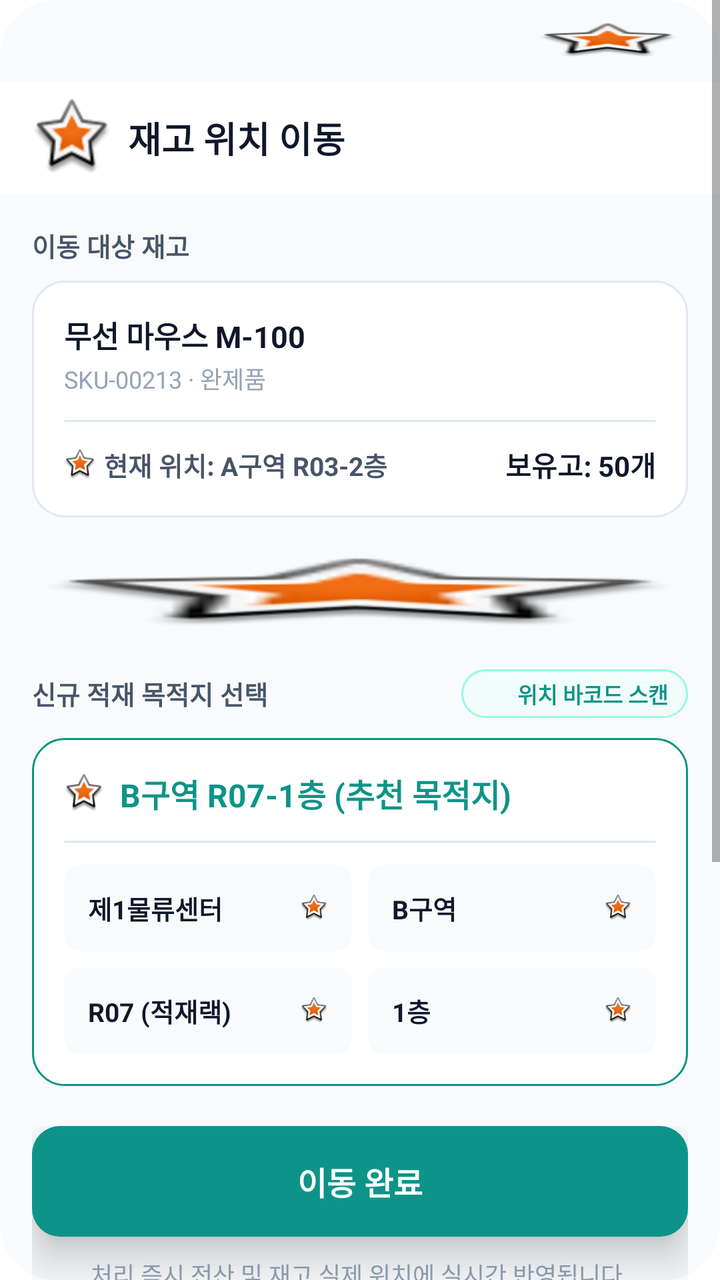
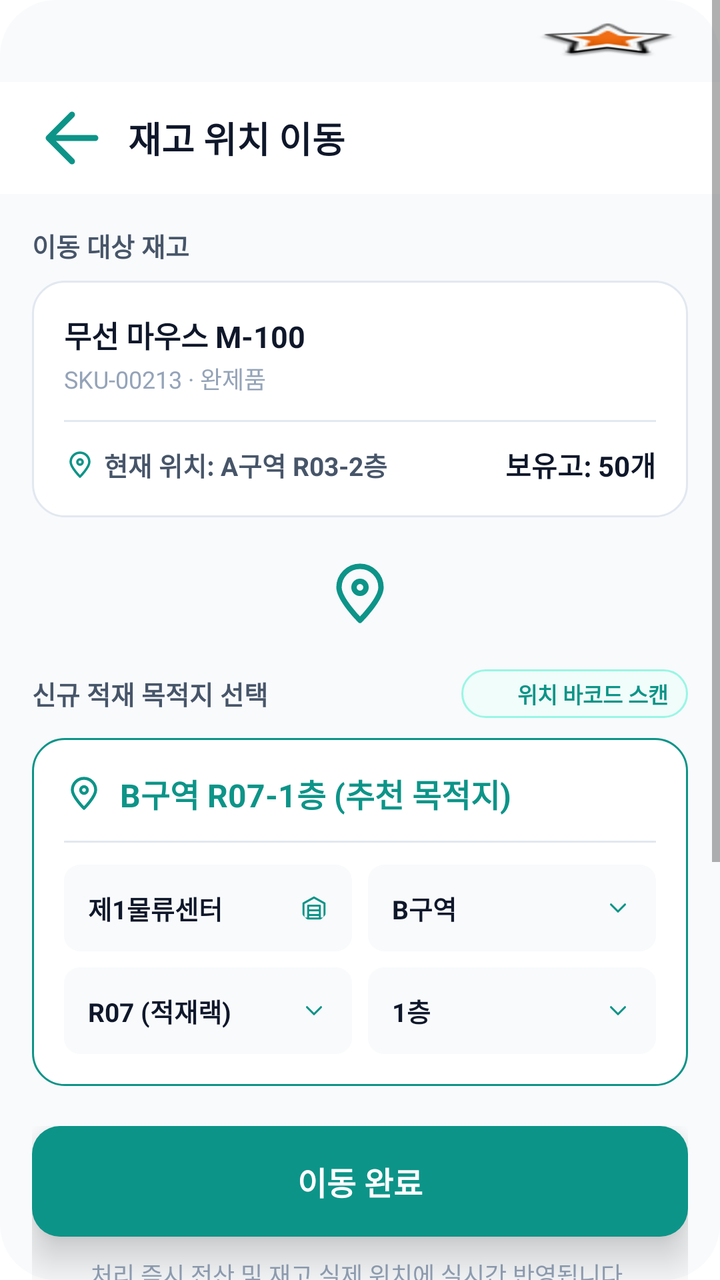

The first picture is an Android layout as it rendered before a commit; the second is the same layout after the commit. The layout source and the unified diff follow.
<!-- AndroidManifest.xml: application theme Theme.MaterialComponents.DayNight.NoActionBar -->
<!-- res/layout/activity_transfer.xml -->
<LinearLayout 
	xmlns:android="http://schemas.android.com/apk/res/android"
	xmlns:tools="http://schemas.android.com/tools"
	xmlns:app="http://schemas.android.com/apk/res-auto"
	android:background="#FFFFFF"
	android:clipChildren="false"
	android:clipToPadding="false"
	android:orientation="vertical"
	android:layout_width="match_parent"
	android:layout_height="match_parent">
	<ScrollView 
		android:clipChildren="false"
		android:clipToPadding="false"
		android:id="@+id/r3ohnak7wiv4"
		android:layout_width="match_parent"
		android:layout_height="wrap_content"
		android:layout_weight="1"
		android:background="@drawable/cr28bf8fafc">
		<LinearLayout
			android:layout_width="match_parent"
			android:layout_height="match_parent"
			android:clipChildren="false"
			android:clipToPadding="false"
			android:orientation="vertical">
			<LinearLayout
				android:id="@+id/rp22wyt79jtr"
				android:layout_width="match_parent"
				android:layout_height="wrap_content"
				android:layout_marginBottom="212dp"
				android:orientation="vertical">
				<LinearLayout
					android:id="@+id/ra5gi6caox8"
					android:layout_width="match_parent"
					android:layout_height="wrap_content"
					android:gravity="center_vertical"
					android:paddingVertical="11dp"
					android:paddingHorizontal="20dp"
					android:orientation="horizontal">
					<TextView
						android:id="@+id/riej4j9mqnq"
						android:textColor="#0F172A"
						android:textSize="14sp"
						android:textStyle="bold"
						android:layout_height="wrap_content"
						android:layout_width="wrap_content"
						android:text=""
					/>
					<View
						android:layout_width="0dp"
						android:layout_height="0dp"
						android:layout_weight="1"
					 />
					<ImageView
						android:id="@+id/ryevfqtfn7dn"
						android:layout_width="72dp"
						android:layout_height="18dp"
						android:src="@android:drawable/star_big_on"
						android:scaleType="fitXY"
					/>
				</LinearLayout>
				<LinearLayout
					android:id="@+id/rfn0adugz0nr"
					android:layout_width="match_parent"
					android:layout_height="wrap_content"
					android:gravity="center_vertical"
					android:background="#FFFFFF"
					android:paddingVertical="8dp"
					android:paddingLeft="16dp"
					android:orientation="horizontal">
					<com.google.android.material.imageview.ShapeableImageView
						android:id="@+id/rf757l1z7cwk"
						app:shapeAppearanceOverlay="@style/cr20"
						android:layout_width="40dp"
						android:layout_height="40dp"
						android:layout_marginEnd="8dp"
						android:src="@android:drawable/star_big_on"
						android:scaleType="fitXY"
					/>
					<TextView
						android:id="@+id/rgp8e96u4qs"
						android:textColor="#0F172A"
						android:textSize="18sp"
						android:textStyle="bold"
						android:layout_height="wrap_content"
						android:layout_width="wrap_content"
						android:text="재고 위치 이동"
					/>
				</LinearLayout>
				<LinearLayout
					android:id="@+id/r2guqw0ohh22"
					android:layout_width="match_parent"
					android:layout_height="wrap_content"
					android:padding="16dp"
					android:orientation="vertical">
					<LinearLayout
						android:id="@+id/r5xybegmwook"
						android:layout_width="match_parent"
						android:layout_height="wrap_content"
						android:layout_marginBottom="20dp"
						android:orientation="vertical">
						<TextView
							android:id="@+id/r5t9hatprei"
							android:textColor="#475569"
							android:textSize="13sp"
							android:textStyle="bold"
							android:layout_marginBottom="8dp"
							android:layout_height="wrap_content"
							android:layout_width="wrap_content"
							android:text="이동 대상 재고"
						/>
						<LinearLayout
							android:id="@+id/reb6aq54vfy4"
							android:layout_width="match_parent"
							android:layout_height="wrap_content"
							android:background="@drawable/se2e8f0sw1cr16bffffff"
							android:padding="16dp"
							android:orientation="vertical">
							<LinearLayout
								android:id="@+id/r66wrb4uonmv"
								android:layout_width="match_parent"
								android:layout_height="wrap_content"
								android:layout_marginBottom="12dp"
								android:orientation="vertical">
								<TextView
									android:id="@+id/ryru1njp5h3g"
									android:textColor="#0F172A"
									android:textSize="15sp"
									android:textStyle="bold"
									android:layout_marginBottom="2dp"
									android:layout_height="wrap_content"
									android:layout_width="wrap_content"
									android:text="무선 마우스 M-100"
								/>
								<TextView
									android:id="@+id/r2er48yiief"
									android:textColor="#94A3B8"
									android:textSize="12sp"
									android:layout_height="wrap_content"
									android:layout_width="wrap_content"
									android:text="SKU-00213 · 완제품"
								/>
							</LinearLayout>
							<LinearLayout
								android:id="@+id/rmzpfjamvsv"
								android:layout_width="match_parent"
								android:layout_height="1dp"
								android:background="#E2E8F0"
								android:layout_marginBottom="11dp"
								android:orientation="vertical">
							</LinearLayout>
							<LinearLayout
								android:id="@+id/ruult33qhs7s"
								android:layout_width="match_parent"
								android:layout_height="wrap_content"
								android:gravity="center_vertical"
								android:orientation="horizontal">
								<LinearLayout
									android:id="@+id/r1trem6wwedg"
									android:layout_width="wrap_content"
									android:layout_height="wrap_content"
									android:gravity="center_vertical"
									android:orientation="horizontal">
									<ImageView
										android:id="@+id/ro46eqkipxtc"
										android:layout_width="16dp"
										android:layout_height="16dp"
										android:layout_marginEnd="4dp"
										android:src="@android:drawable/star_big_on"
										android:scaleType="fitXY"
									/>
									<TextView
										android:id="@+id/rr696f8ly9t"
										android:textColor="#475569"
										android:textSize="13sp"
										android:textStyle="bold"
										android:layout_height="wrap_content"
										android:layout_width="wrap_content"
										android:text="현재 위치: A구역 R03-2층"
									/>
								</LinearLayout>
								<View
									android:layout_width="0dp"
									android:layout_height="0dp"
									android:layout_weight="1"
								 />
								<TextView
									android:id="@+id/rolcdvwg5zbr"
									android:textColor="#0F172A"
									android:textSize="14sp"
									android:textStyle="bold"
									android:layout_height="wrap_content"
									android:layout_width="wrap_content"
									android:text="보유고: 50개"
								/>
							</LinearLayout>
						</LinearLayout>
					</LinearLayout>
					<ImageView
						android:id="@+id/r2nps7iriax2"
						android:layout_width="match_parent"
						android:layout_height="36dp"
						android:layout_marginBottom="20dp"
						android:src="@android:drawable/star_big_on"
						android:scaleType="fitXY"
					/>
					<LinearLayout
						android:id="@+id/ro4eu78nglz"
						android:layout_width="match_parent"
						android:layout_height="wrap_content"
						android:layout_marginBottom="20dp"
						android:orientation="vertical">
						<LinearLayout
							android:id="@+id/re8zx8hber3r"
							android:layout_width="match_parent"
							android:layout_height="wrap_content"
							android:gravity="center_vertical"
							android:layout_marginBottom="10dp"
							android:orientation="horizontal">
							<TextView
								android:id="@+id/rhqk3qjifyi7"
								android:textColor="#475569"
								android:textSize="13sp"
								android:textStyle="bold"
								android:layout_height="wrap_content"
								android:layout_width="wrap_content"
								android:text="신규 적재 목적지 선택"
							/>
							<View
								android:layout_width="0dp"
								android:layout_height="0dp"
								android:layout_weight="1"
							 />
							<LinearLayout
								android:id="@+id/rtd8ncuwanvs"
								android:layout_width="wrap_content"
								android:layout_height="wrap_content"
								android:gravity="center_vertical"
								android:background="@drawable/s99f6e4sw1cr100bf0fdfa"
								android:paddingVertical="4dp"
								android:paddingHorizontal="10dp"
								android:orientation="horizontal">
								<com.google.android.material.imageview.ShapeableImageView
									android:id="@+id/re2pz8xawj9t"
									app:shapeAppearanceOverlay="@style/cr100"
									android:layout_width="14dp"
									android:layout_height="14dp"
									android:layout_marginEnd="4dp"
									android:src="@android:drawable/star_big_on"
									android:scaleType="fitXY"
								/>
								<TextView
									android:id="@+id/r4595ausstpv"
									android:textColor="#0D9488"
									android:textSize="11sp"
									android:textStyle="bold"
									android:layout_height="wrap_content"
									android:layout_width="wrap_content"
									android:text="위치 바코드 스캔"
								/>
							</LinearLayout>
						</LinearLayout>
						<LinearLayout
							android:id="@+id/r97musyrd91k"
							android:layout_width="match_parent"
							android:layout_height="wrap_content"
							android:background="@drawable/s0d9488sw1cr16bffffff"
							android:padding="16dp"
							android:orientation="vertical">
							<LinearLayout
								android:id="@+id/rwda32hh26h"
								android:layout_width="match_parent"
								android:layout_height="wrap_content"
								android:gravity="center_vertical"
								android:layout_marginBottom="12dp"
								android:orientation="horizontal">
								<ImageView
									android:id="@+id/rv2m67iutx2"
									android:layout_width="20dp"
									android:layout_height="20dp"
									android:layout_marginEnd="8dp"
									android:src="@android:drawable/star_big_on"
									android:scaleType="fitXY"
								/>
								<TextView
									android:id="@+id/rkqe1yalbvh"
									android:textColor="#0D9488"
									android:textSize="16sp"
									android:textStyle="bold"
									android:layout_height="wrap_content"
									android:layout_width="wrap_content"
									android:text="B구역 R07-1층 (추천 목적지)"
								/>
							</LinearLayout>
							<LinearLayout
								android:id="@+id/r9i767me0m4q"
								android:layout_width="match_parent"
								android:layout_height="1dp"
								android:background="#E2E8F0"
								android:layout_marginBottom="11dp"
								android:orientation="vertical">
							</LinearLayout>
							<LinearLayout
								android:id="@+id/rf3j3n2cstqg"
								android:layout_width="match_parent"
								android:layout_height="wrap_content"
								android:orientation="vertical">
								<LinearLayout
									android:id="@+id/rg9zlmljt1w9"
									android:layout_width="match_parent"
									android:layout_height="wrap_content"
									android:gravity="center_vertical"
									android:layout_marginBottom="8dp"
									android:orientation="horizontal">
									<LinearLayout
										android:id="@+id/rw6isfw72vt"
										android:layout_width="0dp"
										android:layout_height="wrap_content"
										android:layout_weight="1"
										android:gravity="center_vertical"
										android:background="@drawable/cr8bf8fafc"
										android:padding="12dp"
										android:layout_marginEnd="8dp"
										android:orientation="horizontal">
										<TextView
											android:id="@+id/r4pmca5blzyx"
											android:textColor="#0F172A"
											android:textSize="13sp"
											android:textStyle="bold"
											android:layout_height="wrap_content"
											android:layout_width="wrap_content"
											android:text="제1물류센터"
										/>
										<View
											android:layout_width="0dp"
											android:layout_height="0dp"
											android:layout_weight="1"
										 />
										<com.google.android.material.imageview.ShapeableImageView
											android:id="@+id/rqmuq2s4oc4"
											app:shapeAppearanceOverlay="@style/cr8"
											android:layout_width="14dp"
											android:layout_height="14dp"
											android:src="@android:drawable/star_big_on"
											android:scaleType="fitXY"
										/>
									</LinearLayout>
									<LinearLayout
										android:id="@+id/rpx0bu1mfhtn"
										android:layout_width="0dp"
										android:layout_height="wrap_content"
										android:layout_weight="1"
										android:gravity="center_vertical"
										android:background="@drawable/cr8bf8fafc"
										android:padding="12dp"
										android:orientation="horizontal">
										<TextView
											android:id="@+id/ryhxv61kkw0d"
											android:textColor="#0F172A"
											android:textSize="13sp"
											android:textStyle="bold"
											android:layout_height="wrap_content"
											android:layout_width="wrap_content"
											android:text="B구역"
										/>
										<View
											android:layout_width="0dp"
											android:layout_height="0dp"
											android:layout_weight="1"
										 />
										<com.google.android.material.imageview.ShapeableImageView
											android:id="@+id/rub4inea75tj"
											app:shapeAppearanceOverlay="@style/cr8"
											android:layout_width="14dp"
											android:layout_height="14dp"
											android:src="@android:drawable/star_big_on"
											android:scaleType="fitXY"
										/>
									</LinearLayout>
								</LinearLayout>
								<LinearLayout
									android:id="@+id/rjppwycszesq"
									android:layout_width="match_parent"
									android:layout_height="wrap_content"
									android:gravity="center_vertical"
									android:orientation="horizontal">
									<LinearLayout
										android:id="@+id/rdfwk2hqzv8d"
										android:layout_width="0dp"
										android:layout_height="wrap_content"
										android:layout_weight="1"
										android:gravity="center_vertical"
										android:background="@drawable/cr8bf8fafc"
										android:padding="12dp"
										android:layout_marginEnd="8dp"
										android:orientation="horizontal">
										<TextView
											android:id="@+id/r0mvfcpk2ick"
											android:textColor="#0F172A"
											android:textSize="13sp"
											android:textStyle="bold"
											android:layout_height="wrap_content"
											android:layout_width="wrap_content"
											android:text="R07 (적재랙)"
										/>
										<View
											android:layout_width="0dp"
											android:layout_height="0dp"
											android:layout_weight="1"
										 />
										<com.google.android.material.imageview.ShapeableImageView
											android:id="@+id/rk5wemuswrz"
											app:shapeAppearanceOverlay="@style/cr8"
											android:layout_width="14dp"
											android:layout_height="14dp"
											android:src="@android:drawable/star_big_on"
											android:scaleType="fitXY"
										/>
									</LinearLayout>
									<LinearLayout
										android:id="@+id/rsb02yfu7so"
										android:layout_width="0dp"
										android:layout_height="wrap_content"
										android:layout_weight="1"
										android:gravity="center_vertical"
										android:background="@drawable/cr8bf8fafc"
										android:padding="12dp"
										android:orientation="horizontal">
										<TextView
											android:id="@+id/r69xqcawulj6"
											android:textColor="#0F172A"
											android:textSize="13sp"
											android:textStyle="bold"
											android:layout_height="wrap_content"
											android:layout_width="wrap_content"
											android:text="1층"
										/>
										<View
											android:layout_width="0dp"
											android:layout_height="0dp"
											android:layout_weight="1"
										 />
										<com.google.android.material.imageview.ShapeableImageView
											android:id="@+id/r9goapcwcgtt"
											app:shapeAppearanceOverlay="@style/cr8"
											android:layout_width="14dp"
											android:layout_height="14dp"
											android:src="@android:drawable/star_big_on"
											android:scaleType="fitXY"
										/>
									</LinearLayout>
								</LinearLayout>
							</LinearLayout>
						</LinearLayout>
					</LinearLayout>
					<LinearLayout
						android:id="@+id/r1dex3yy22tki"
						android:layout_width="match_parent"
						android:layout_height="wrap_content"
						android:gravity="center_horizontal"
						android:orientation="vertical">
						<LinearLayout
							android:id="@+id/rzlwjjeiinlf"
							android:layout_width="match_parent"
							android:layout_height="wrap_content"
							android:gravity="center_horizontal"
							android:background="@drawable/cr14b0d9488"
							android:paddingVertical="16dp"
							android:layout_marginBottom="10dp"
							android:elevation="12dp"
							android:clickable="true"
							android:focusable="true"
							android:orientation="vertical">
							<TextView
								android:id="@+id/radni4kekmon"
								android:textColor="#FFFFFF"
								android:textSize="16sp"
								android:textStyle="bold"
								android:layout_height="wrap_content"
								android:layout_width="wrap_content"
								android:text="이동 완료"
							/>
						</LinearLayout>
						<TextView
							android:id="@+id/r2ab6n7cm7f"
							android:textColor="#94A3B8"
							android:textSize="12sp"
							android:layout_height="wrap_content"
							android:layout_width="wrap_content"
							android:text="처리 즉시 전산 및 재고 실제 위치에 실시간 반영됩니다."
						/>
					</LinearLayout>
				</LinearLayout>
			</LinearLayout>
			<RelativeLayout
				android:id="@+id/raokik4oz5jw"
				android:layout_width="match_parent"
				android:layout_height="wrap_content"
				android:clipChildren="false"
				android:clipToPadding="false"
				>
				<LinearLayout
					android:layout_width="match_parent"
					android:layout_height="wrap_content"
					android:clipChildren="false"
					android:clipToPadding="false"
					android:orientation="vertical">
					<LinearLayout
						android:id="@+id/rugmxulqntc"
						android:layout_width="match_parent"
						android:layout_height="wrap_content"
						android:background="#FFFFFF"
						android:paddingHorizontal="12dp"
						android:orientation="horizontal">
						<ImageView
							android:id="@+id/rnvsyv3rx45j"
							android:layout_width="0dp"
							android:layout_height="52dp"
							android:layout_weight="1"
							android:layout_marginVertical="12dp"
							android:layout_marginEnd="44dp"
							android:src="@android:drawable/star_big_on"
							android:scaleType="fitXY"
						/>
						<LinearLayout
							android:id="@+id/rdch5ka4s5sm"
							android:layout_width="0dp"
							android:layout_height="wrap_content"
							android:layout_weight="1"
							android:gravity="center_horizontal"
							android:paddingVertical="6dp"
							android:layout_marginTop="12dp"
							android:layout_marginEnd="11dp"
							android:orientation="vertical">
							<ImageView
								android:id="@+id/r6l0beuxvtey"
								android:layout_width="22dp"
								android:layout_height="22dp"
								android:layout_marginBottom="4dp"
								android:src="@android:drawable/star_big_on"
								android:scaleType="fitXY"
							/>
							<TextView
								android:id="@+id/rdywzxxq4pjt"
								android:textColor="#0D9488"
								android:textSize="11sp"
								android:textStyle="bold"
								android:layout_height="wrap_content"
								android:layout_width="wrap_content"
								android:text="재고"
							/>
						</LinearLayout>
						<TextView
							android:id="@+id/rgu92wvhmd6n"
							android:textColor="#0D9488"
							android:textSize="11sp"
							android:textStyle="bold"
							android:layout_marginTop="40dp"
							android:layout_marginEnd="13dp"
							android:layout_height="wrap_content"
							android:layout_width="wrap_content"
							android:text="스캔"
						/>
						<LinearLayout
							android:id="@+id/ra9hy0d7k3c"
							android:layout_width="0dp"
							android:layout_height="wrap_content"
							android:layout_weight="1"
							android:gravity="center_horizontal"
							android:paddingVertical="6dp"
							android:layout_marginTop="12dp"
							android:layout_marginEnd="44dp"
							android:orientation="vertical">
							<ImageView
								android:id="@+id/r5jxxhau3rdn"
								android:layout_width="22dp"
								android:layout_height="22dp"
								android:layout_marginBottom="4dp"
								android:src="@android:drawable/star_big_on"
								android:scaleType="fitXY"
							/>
							<TextView
								android:id="@+id/rrgrnug7wk2a"
								android:textColor="#475569"
								android:textSize="11sp"
								android:layout_height="wrap_content"
								android:layout_width="wrap_content"
								android:text="작업"
							/>
						</LinearLayout>
						<LinearLayout
							android:id="@+id/rcvmn8zbd1hg"
							android:layout_width="0dp"
							android:layout_height="wrap_content"
							android:layout_weight="1"
							android:gravity="center_horizontal"
							android:paddingVertical="6dp"
							android:layout_marginTop="12dp"
							android:orientation="vertical">
							<ImageView
								android:id="@+id/r8hm31vxe5vf"
								android:layout_width="22dp"
								android:layout_height="22dp"
								android:layout_marginBottom="4dp"
								android:src="@android:drawable/star_big_on"
								android:scaleType="fitXY"
							/>
							<TextView
								android:id="@+id/r5uzpvhdv08e"
								android:textColor="#475569"
								android:textSize="11sp"
								android:layout_height="wrap_content"
								android:layout_width="wrap_content"
								android:text="더보기"
							/>
						</LinearLayout>
					</LinearLayout>
				</LinearLayout>
				<LinearLayout
					android:id="@+id/r8man9he0i68"
					android:layout_marginTop="-17dp"
					android:layout_width="wrap_content"
					android:layout_height="wrap_content"
					android:layout_centerHorizontal="true"
					android:gravity="center_horizontal"
					android:clipChildren="false"
					android:clipToPadding="false"
					android:orientation="vertical">
					<com.google.android.material.imageview.ShapeableImageView
						android:id="@+id/rqf9sozej26"
						app:shapeAppearanceOverlay="@style/cr29"
						android:layout_width="58dp"
						android:layout_height="58dp"
						android:src="@android:drawable/star_big_on"
						android:scaleType="fitXY"
					/>
				</LinearLayout>
			</RelativeLayout>
		</LinearLayout>
	</ScrollView>
</LinearLayout>
<!-- resources referenced by this layout -->
<resources>
  <!-- unchanged entries left out for length: 10 -->
</resources>

<!-- the commit's change to res/layout/activity_transfer.xml (unified diff, before → after) -->
@@ -73,8 +73,8 @@
 						android:layout_width="40dp"
 						android:layout_height="40dp"
 						android:layout_marginEnd="8dp"
-						android:src="@android:drawable/star_big_on"
-						android:scaleType="fitXY"
+						android:src="@drawable/ic_inven_back"
+						android:scaleType="fitCenter"
 					/>
 					<TextView
 						android:id="@+id/rgp8e96u4qs"
@@ -165,8 +165,8 @@
 										android:layout_width="16dp"
 										android:layout_height="16dp"
 										android:layout_marginEnd="4dp"
-										android:src="@android:drawable/star_big_on"
-										android:scaleType="fitXY"
+										android:src="@drawable/ic_inven_pin"
+										android:scaleType="fitCenter"
 									/>
 									<TextView
 										android:id="@+id/rr696f8ly9t"
@@ -200,8 +200,8 @@
 						android:layout_width="match_parent"
 						android:layout_height="36dp"
 						android:layout_marginBottom="20dp"
-						android:src="@android:drawable/star_big_on"
-						android:scaleType="fitXY"
+						android:src="@drawable/ic_inven_pin"
+						android:scaleType="fitCenter"
 					/>
 					<LinearLayout
 						android:id="@+id/ro4eu78nglz"
@@ -245,8 +245,8 @@
 									android:layout_width="14dp"
 									android:layout_height="14dp"
 									android:layout_marginEnd="4dp"
-									android:src="@android:drawable/star_big_on"
-									android:scaleType="fitXY"
+									android:src="@drawable/ic_inven_barcode"
+									android:scaleType="fitCenter"
 								/>
 								<TextView
 									android:id="@+id/r4595ausstpv"
@@ -278,8 +278,8 @@
 									android:layout_width="20dp"
 									android:layout_height="20dp"
 									android:layout_marginEnd="8dp"
-									android:src="@android:drawable/star_big_on"
-									android:scaleType="fitXY"
+									android:src="@drawable/ic_inven_pin"
+									android:scaleType="fitCenter"
 								/>
 								<TextView
 									android:id="@+id/rkqe1yalbvh"
@@ -340,8 +340,8 @@
 											app:shapeAppearanceOverlay="@style/cr8"
 											android:layout_width="14dp"
 											android:layout_height="14dp"
-											android:src="@android:drawable/star_big_on"
-											android:scaleType="fitXY"
+											android:src="@drawable/ic_inven_warehouse"
+											android:scaleType="fitCenter"
 										/>
 									</LinearLayout>
 									<LinearLayout
@@ -372,8 +372,8 @@
 											app:shapeAppearanceOverlay="@style/cr8"
 											android:layout_width="14dp"
 											android:layout_height="14dp"
-											android:src="@android:drawable/star_big_on"
-											android:scaleType="fitXY"
+											android:src="@drawable/ic_inven_chevron_down"
+											android:scaleType="fitCenter"
 										/>
 									</LinearLayout>
 								</LinearLayout>
@@ -412,8 +412,8 @@
 											app:shapeAppearanceOverlay="@style/cr8"
 											android:layout_width="14dp"
 											android:layout_height="14dp"
-											android:src="@android:drawable/star_big_on"
-											android:scaleType="fitXY"
+											android:src="@drawable/ic_inven_chevron_down"
+											android:scaleType="fitCenter"
 										/>
 									</LinearLayout>
 									<LinearLayout
@@ -444,8 +444,8 @@
 											app:shapeAppearanceOverlay="@style/cr8"
 											android:layout_width="14dp"
 											android:layout_height="14dp"
-											android:src="@android:drawable/star_big_on"
-											android:scaleType="fitXY"
+											android:src="@drawable/ic_inven_chevron_down"
+											android:scaleType="fitCenter"
 										/>
 									</LinearLayout>
 								</LinearLayout>
@@ -511,15 +511,21 @@
 						android:background="#FFFFFF"
 						android:paddingHorizontal="12dp"
 						android:orientation="horizontal">
-						<ImageView
+						<TextView
 							android:id="@+id/rnvsyv3rx45j"
 							android:layout_width="0dp"
 							android:layout_height="52dp"
 							android:layout_weight="1"
 							android:layout_marginVertical="12dp"
 							android:layout_marginEnd="44dp"
-							android:src="@android:drawable/star_big_on"
-							android:scaleType="fitXY"
+							android:gravity="center"
+							android:paddingVertical="5dp"
+							android:drawableTop="@drawable/ic_inven_home"
+							android:drawableTint="#475569"
+							android:drawablePadding="3dp"
+							android:text="홈"
+							android:textSize="11sp"
+							android:textColor="#475569"
 						/>
 						<LinearLayout
 							android:id="@+id/rdch5ka4s5sm"
@@ -536,8 +542,9 @@
 								android:layout_width="22dp"
 								android:layout_height="22dp"
 								android:layout_marginBottom="4dp"
-								android:src="@android:drawable/star_big_on"
-								android:scaleType="fitXY"
+								android:src="@drawable/ic_inven_inventory"
+								android:tint="#475569"
+								android:scaleType="fitCenter"
 							/>
 							<TextView
 								android:id="@+id/rdywzxxq4pjt"
@@ -575,8 +582,9 @@
 								android:layout_width="22dp"
 								android:layout_height="22dp"
 								android:layout_marginBottom="4dp"
-								android:src="@android:drawable/star_big_on"
-								android:scaleType="fitXY"
+								android:src="@drawable/ic_inven_work"
+								android:tint="#475569"
+								android:scaleType="fitCenter"
 							/>
 							<TextView
 								android:id="@+id/rrgrnug7wk2a"
@@ -601,8 +609,9 @@
 								android:layout_width="22dp"
 								android:layout_height="22dp"
 								android:layout_marginBottom="4dp"
-								android:src="@android:drawable/star_big_on"
-								android:scaleType="fitXY"
+								android:src="@drawable/ic_inven_more"
+								android:tint="#475569"
+								android:scaleType="fitCenter"
 							/>
 							<TextView
 								android:id="@+id/r5uzpvhdv08e"
@@ -630,8 +639,9 @@
 						app:shapeAppearanceOverlay="@style/cr29"
 						android:layout_width="58dp"
 						android:layout_height="58dp"
-						android:src="@android:drawable/star_big_on"
-						android:scaleType="fitXY"
+						android:src="@drawable/ic_inven_scan_fab"
+						android:contentDescription="바코드 스캔"
+						android:scaleType="fitCenter"
 					/>
 				</LinearLayout>
 			</RelativeLayout>
<!-- resource entries referenced after the edit -->
@@ -1,5 +1,88 @@
 <!-- resources referenced by this layout -->
 <resources>
+  <!-- drawable ic_inven_back (drawable) -->
+  <vector xmlns:android="http://schemas.android.com/apk/res/android"
+      android:width="24dp" android:height="24dp"
+      android:viewportWidth="24" android:viewportHeight="24">
+      <path android:fillColor="#00000000" android:strokeColor="#0D9488"
+          android:strokeWidth="1.8" android:strokeLineCap="round" android:strokeLineJoin="round"
+          android:pathData="M19,12 H5 M12,5 L5,12 L12,19" />
+  </vector>
+  <!-- drawable ic_inven_barcode (drawable) -->
+  <vector xmlns:android="http://schemas.android.com/apk/res/android"
+      android:width="24dp" android:height="24dp"
+      android:viewportWidth="24" android:viewportHeight="24">
+      <path android:fillColor="#00000000" android:strokeColor="#0D9488"
+          android:strokeWidth="1.8" android:strokeLineCap="round" android:strokeLineJoin="round"
+          android:pathData="M8,4 H4 V8 M16,4 H20 V8 M8,20 H4 V16 M16,20 H20 V16 M7,9 V15 M10,9 V15 M14,9 V15 M17,9 V15" />
+  </vector>
+  <!-- drawable ic_inven_chevron_down (drawable) -->
+  <vector xmlns:android="http://schemas.android.com/apk/res/android"
+      android:width="24dp" android:height="24dp"
+      android:viewportWidth="24" android:viewportHeight="24">
+      <path android:fillColor="#00000000" android:strokeColor="#0D9488"
+          android:strokeWidth="1.8" android:strokeLineCap="round" android:strokeLineJoin="round"
+          android:pathData="M6,9 L12,15 L18,9" />
+  </vector>
+  <!-- drawable ic_inven_home (drawable) -->
+  <vector xmlns:android="http://schemas.android.com/apk/res/android"
+      android:width="24dp" android:height="24dp"
+      android:viewportWidth="24" android:viewportHeight="24">
+      <path android:fillColor="#00000000" android:strokeColor="#0D9488"
+          android:strokeWidth="1.8" android:strokeLineCap="round" android:strokeLineJoin="round"
+          android:pathData="M3,10 L12,3 L21,10 M5,9 V21 H19 V9 M10,21 V15 H14 V21" />
+  </vector>
+  <!-- drawable ic_inven_inventory (drawable) -->
+  <vector xmlns:android="http://schemas.android.com/apk/res/android"
+      android:width="24dp" android:height="24dp"
+      android:viewportWidth="24" android:viewportHeight="24">
+      <path android:fillColor="#00000000" android:strokeColor="#0D9488"
+          android:strokeWidth="1.8" android:strokeLineCap="round" android:strokeLineJoin="round"
+          android:pathData="M3,7 L12,3 L21,7 L12,11 Z M3,7 V17 L12,21 L21,17 V7 M12,11 V21 M7.5,5 L16.5,9" />
+  </vector>
+  <!-- drawable ic_inven_more (drawable) -->
+  <vector xmlns:android="http://schemas.android.com/apk/res/android"
+      android:width="24dp" android:height="24dp"
+      android:viewportWidth="24" android:viewportHeight="24">
+      <path android:fillColor="#00000000" android:strokeColor="#0D9488"
+          android:strokeWidth="2.7" android:strokeLineCap="round" android:strokeLineJoin="round"
+          android:pathData="M5,12 H5.01 M12,12 H12.01 M19,12 H19.01" />
+  </vector>
+  <!-- drawable ic_inven_pin (drawable) -->
+  <vector xmlns:android="http://schemas.android.com/apk/res/android"
+      android:width="24dp" android:height="24dp"
+      android:viewportWidth="24" android:viewportHeight="24">
+      <path android:fillColor="#00000000" android:strokeColor="#0D9488"
+          android:strokeWidth="1.8" android:strokeLineCap="round" android:strokeLineJoin="round"
+          android:pathData="M19,10 C19,14 12,21 12,21 C12,21 5,14 5,10 A7,7 0 0,1 19,10 Z M14,10 A2,2 0 1,1 10,10 A2,2 0 1,1 14,10" />
+  </vector>
+  <!-- drawable ic_inven_scan_fab (drawable) -->
+  <vector xmlns:android="http://schemas.android.com/apk/res/android"
+      android:width="58dp" android:height="58dp"
+      android:viewportWidth="40" android:viewportHeight="40">
+      <path android:fillColor="#0D9488" android:pathData="M20,0 A20,20 0 1,1 20,40 A20,20 0 1,1 20,0 Z" />
+      <group android:translateX="8" android:translateY="8">
+          <path android:fillColor="#00000000" android:strokeColor="#FFFFFF"
+              android:strokeWidth="1.8" android:strokeLineCap="round" android:strokeLineJoin="round"
+              android:pathData="M8,4 H4 V8 M16,4 H20 V8 M8,20 H4 V16 M16,20 H20 V16 M7,9 V15 M10,9 V15 M14,9 V15 M17,9 V15" />
+      </group>
+  </vector>
+  <!-- drawable ic_inven_warehouse (drawable) -->
+  <vector xmlns:android="http://schemas.android.com/apk/res/android"
+      android:width="24dp" android:height="24dp"
+      android:viewportWidth="24" android:viewportHeight="24">
+      <path android:fillColor="#00000000" android:strokeColor="#0D9488"
+          android:strokeWidth="1.8" android:strokeLineCap="round" android:strokeLineJoin="round"
+          android:pathData="M3,21 V8 L12,3 L21,8 V21 M3,21 H21 M7,21 V10 H17 V21 M7,14 H17 M7,18 H17" />
+  </vector>
+  <!-- drawable ic_inven_work (drawable) -->
+  <vector xmlns:android="http://schemas.android.com/apk/res/android"
+      android:width="24dp" android:height="24dp"
+      android:viewportWidth="24" android:viewportHeight="24">
+      <path android:fillColor="#00000000" android:strokeColor="#0D9488"
+          android:strokeWidth="1.8" android:strokeLineCap="round" android:strokeLineJoin="round"
+          android:pathData="M9,5 H6 A2,2 0 0,0 4,7 V20 A1,1 0 0,0 5,21 H19 A1,1 0 0,0 20,20 V7 A2,2 0 0,0 18,5 H15 M9,3 H15 V7 H9 Z M8,12 H16 M8,16 H14" />
+  </vector>
   <!-- unchanged entries left out for length: 10 -->
 </resources>
 
